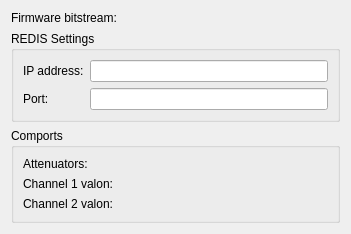
Tyronitar/rfsoc-interface, file ui_resources/rfsoc_advanced_settings.ui: the form before one commit.
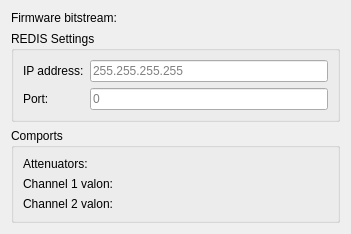
The form after the commit. Custom widgets are drawn as their Qt base class.

Patch:
```diff
--- a/ui_resources/rfsoc_advanced_settings.ui
+++ b/ui_resources/rfsoc_advanced_settings.ui
@@ -63,10 +63,18 @@
        </widget>
       </item>
       <item row="0" column="1">
-       <widget class="QLineEdit" name="lineEdit"/>
+       <widget class="QLineEdit" name="redis_ip_lineEdit">
+        <property name="placeholderText">
+         <string>255.255.255.255</string>
+        </property>
+       </widget>
       </item>
       <item row="1" column="1">
-       <widget class="QLineEdit" name="lineEdit_2"/>
+       <widget class="QLineEdit" name="redis_port_lineEdit">
+        <property name="placeholderText">
+         <string>0</string>
+        </property>
+       </widget>
       </item>
      </layout>
     </widget>
```
Left out of the diff: 4 changed lines with no effect on the pictures.
